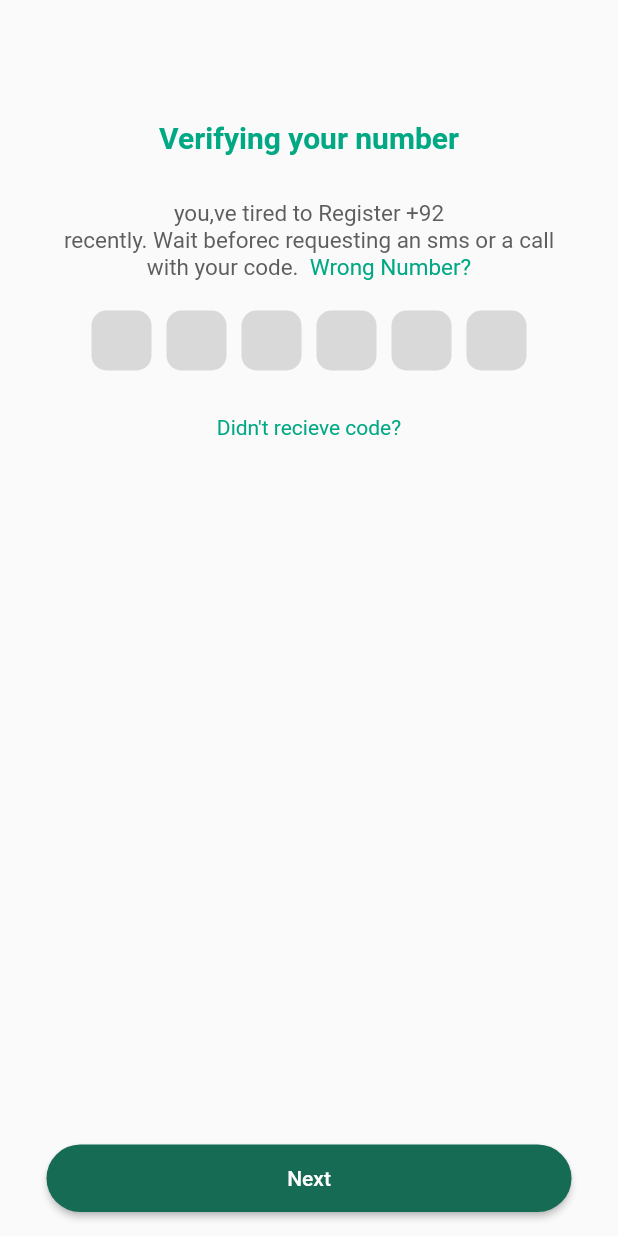
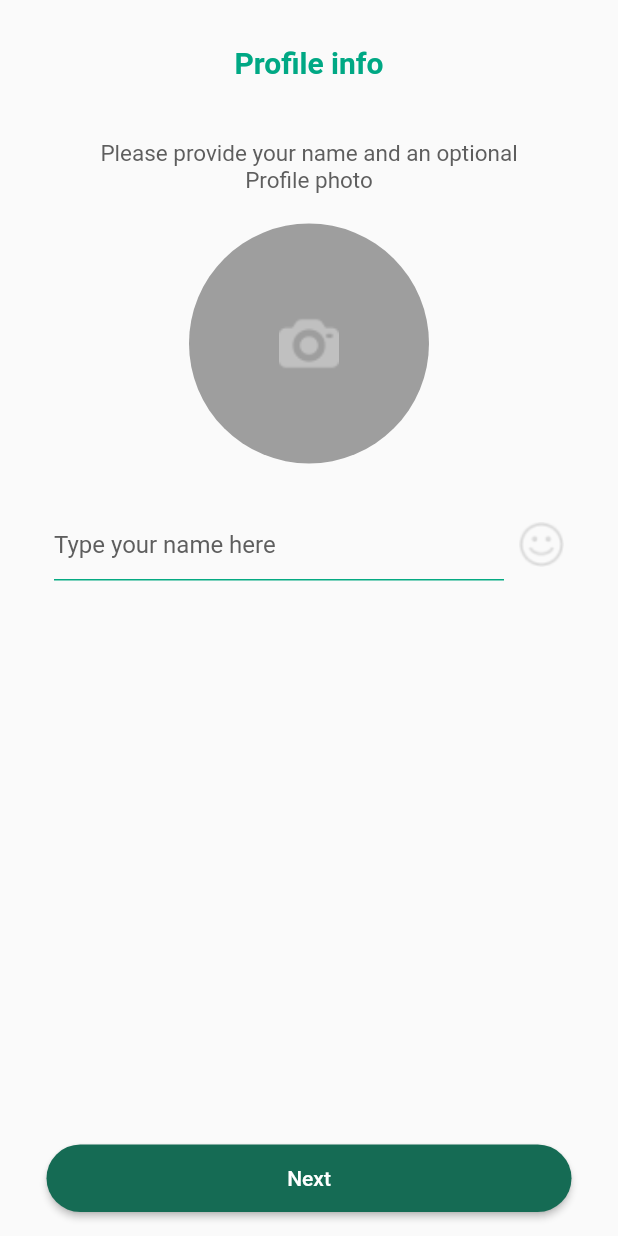
Before and after one commit to Basitsheikh90/WhatsApp_ui, a Flutter app: the OtpScreen screen opened directly with empty values, after a tap on "Next", on a phone screen of 412 x 824 dp. Run offline on Flutter 3.47's test engine with Material 3 defaults, Android fonts, the phone set to English and light mode, and no system bars; our stand-ins replace image_picker.

Commit message:
Profile Screen Completed

```diff
--- a/lib/Screens/OTP_Screen.dart
+++ b/lib/Screens/OTP_Screen.dart
@@ -1,4 +1,5 @@
 import 'package:flutter/material.dart';
+import 'package:whatsapp_app/Screens/profile_screen.dart';
 import 'package:whatsapp_app/Widgets/Ui_helper.dart';
 
 // ignore: must_be_immutable
@@ -87,8 +88,12 @@ class OtpScreen extends StatelessWidget {
           ],
         ),
       ),
-      floatingActionButton:
-          UiHelper.custombutton(callback: () {}, buttonname: "Next"),
+      floatingActionButton: UiHelper.custombutton(
+          callback: () {
+            Navigator.push(context,
+                MaterialPageRoute(builder: (context) => ProfileScreen()));
+          },
+          buttonname: "Next"),
       floatingActionButtonLocation: FloatingActionButtonLocation.centerFloat,
     );
   }
--- a/lib/Screens/login_screen.dart
+++ b/lib/Screens/login_screen.dart
@@ -63,9 +63,9 @@ class _LoginScreenState extends State<LoginScreen> {
               );
             }).toList(),
             onChanged: (value) {
-              setState(() {
-                selectedcountry = value!;
-              });
+              // setState(() {
+              //   selectedcountry = value!;
+              // });
             },
             decoration: InputDecoration(
                 enabledBorder: UnderlineInputBorder(
--- /dev/null
+++ b/lib/Screens/profile_screen.dart
@@ -0,0 +1,147 @@
+import 'dart:io';
+import 'package:flutter/material.dart';
+import 'package:image_picker/image_picker.dart';
+import 'package:whatsapp_app/Widgets/Ui_helper.dart';
+
+class ProfileScreen extends StatefulWidget {
+  @override
+  State<ProfileScreen> createState() => _ProfileScreenState();
+}
+
+class _ProfileScreenState extends State<ProfileScreen> {
+  TextEditingController namecontroller = TextEditingController();
+
+  File? pickedimage;
+
+  @override
+  Widget build(BuildContext context) {
+    return Scaffold(
+      body: Center(
+        child: Column(
+          children: [
+            SizedBox(
+              height: 30,
+            ),
+            UiHelper.customtext(
+                text: "Profile info",
+                height: 20,
+                color: Color(0XFF00A884),
+                fontweight: FontWeight.bold),
+            SizedBox(
+              height: 40,
+            ),
+            UiHelper.customtext(
+                text: "Please provide your name and an optional", height: 15),
+            UiHelper.customtext(text: "Profile photo", height: 15),
+            SizedBox(
+              height: 20,
+            ),
+            GestureDetector(
+                onTap: () {
+                  _openbottom(context);
+                },
+                child: CircleAvatar(
+                  radius: 80,
+                  backgroundColor: Colors.grey,
+                  child: Image.asset(
+                    "assets/images/photo-camera 1.png",
+                    height: 40,
+                    fit: BoxFit.cover,
+                  ),
+                )),
+            SizedBox(
+              height: 30,
+            ),
+            Row(
+              mainAxisAlignment: MainAxisAlignment.center,
+              children: [
+                SizedBox(
+                  width: 300,
+                  child: TextField(
+                    keyboardType: TextInputType.name,
+                    controller: namecontroller,
+                    decoration: InputDecoration(
+                        hintText: "Type your name here",
+                        hintStyle: TextStyle(color: Color(0XFF5E5E5E)),
+                        border: UnderlineInputBorder(
+                          borderSide: BorderSide(color: Color(0XFF05AA82)),
+                        ),
+                        enabledBorder: UnderlineInputBorder(
+                            borderSide: BorderSide(color: Color(0XFF05AA82))),
+                        focusedBorder: UnderlineInputBorder(
+                            borderSide: BorderSide(color: Color(0XFF05AA82)))),
+                  ),
+                ),
+                SizedBox(
+                  width: 10,
+                ),
+                Image.asset("assets/images/happy-face 1.png"),
+              ],
+            )
+          ],
+        ),
+      ),
+      floatingActionButton:
+          UiHelper.custombutton(callback: () {}, buttonname: "Next"),
+      floatingActionButtonLocation: FloatingActionButtonLocation.centerFloat,
+    );
+  }
+
+  // _openBottom(BuildContext context) {
+  _openbottom(BuildContext context) {
+    return showModalBottomSheet(
+        context: context,
+        builder: (BuildContext context) {
+          return Container(
+            height: 200,
+            width: 200,
+            child: Column(
+              mainAxisAlignment: MainAxisAlignment.center,
+              children: [
+                Row(
+                  mainAxisAlignment: MainAxisAlignment.spaceEvenly,
+                  children: [
+                    IconButton(
+                      onPressed: () {
+                        _pickimage(ImageSource.camera);
+                      },
+                      icon: Icon(
+                        Icons.camera_alt,
+                        size: 80,
+                        color: Colors.grey,
+                      ),
+                    ),
+                    IconButton(
+                      onPressed: () {
+                        _pickimage(ImageSource.gallery);
+                      },
+                      icon: Icon(
+                        Icons.image,
+                        size: 80,
+                        color: Colors.grey,
+                      ),
+                    )
+                  ],
+                )
+              ],
+            ),
+          );
+        });
+  }
+
+  _pickimage(ImageSource imagesource) async {
+    try {
+      final photo = await ImagePicker().pickImage(source: imagesource);
+      if (photo == null) return;
+      final tempimage = File(photo.path);
+      setState(() {
+        pickedimage = tempimage;
+      });
+    } catch (ex) {
+      return ScaffoldMessenger.of(context).showSnackBar(SnackBar(
+        content: Text(ex.toString()),
+        backgroundColor: Colors.green,
+      ));
+    }
+  }
+}
--- a/pubspec.yaml
+++ b/pubspec.yaml
@@ -34,6 +34,7 @@ dependencies:
   # The following adds the Cupertino Icons font to your application.
   # Use with the CupertinoIcons class for iOS style icons.
   cupertino_icons: ^1.0.8
+  image_picker: ^1.1.2
 
 dev_dependencies:
   flutter_test:
```
Also changed, not shown: assets/images/happy-face 1.png (added), pubspec.lock, 5 other files.
